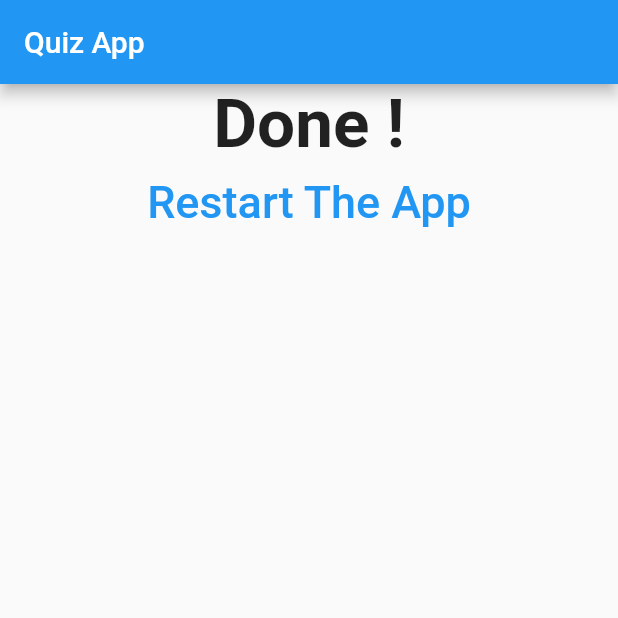
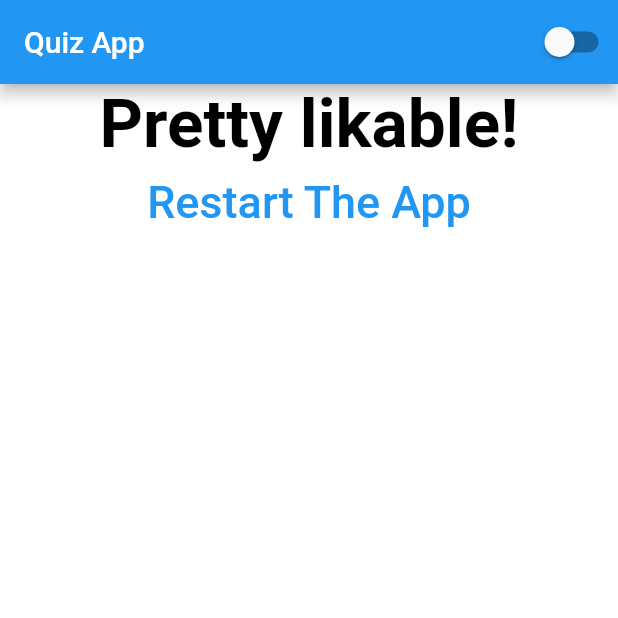
Before and after one commit to mortadha1144/quiz_app, a Flutter app: the screen it shows after launch, after a tap on "Black", after a tap on "Tiger", after a tap on "Mortadha1", on a phone screen of 412 x 824 dp, the top half of it. Run offline on Flutter 3.47's test engine with Material 2 defaults, Android fonts, the phone set to English and light mode, and no system bars.

Commit message:
Finishing App

```diff
--- a/lib/answer.dart
+++ b/lib/answer.dart
@@ -1,7 +1,7 @@
 import 'package:flutter/material.dart';
 
 class Answer extends StatelessWidget {
-  const Answer(this.x,this.answerQuestion,{super.key});
+  const Answer(this.x, this.answerQuestion, {super.key});
 
   final String answerQuestion;
   final Function() x;
@@ -9,11 +9,17 @@ class Answer extends StatelessWidget {
   @override
   Widget build(BuildContext context) {
     return Container(
-      padding: const EdgeInsets.all(8),
+      margin: const EdgeInsets.symmetric(vertical: 8, horizontal: 10),
       width: double.infinity,
       child: ElevatedButton(
         onPressed: x,
-        child:  Text(answerQuestion,style: const TextStyle(fontSize: 30),),
+        child: Container(
+          padding: const EdgeInsets.all(10),
+          child: Text(
+            answerQuestion,
+            style: const TextStyle(fontSize: 30),
+          ),
+        ),
       ),
     );
   }
--- a/lib/main.dart
+++ b/lib/main.dart
@@ -1,6 +1,4 @@
 import 'package:flutter/material.dart';
-import 'package:quiz_app/question.dart';
-import 'package:quiz_app/answer.dart';
 import 'package:quiz_app/quiz.dart';
 import 'package:quiz_app/result.dart';
 
@@ -27,35 +25,55 @@ class MyHomePage extends StatefulWidget {
   State<MyHomePage> createState() => _MyHomePageState();
 }
 
+
+bool isSwithched = false;
+
 class _MyHomePageState extends State<MyHomePage> {
+
+  int _totalScore = 0;
   int _questionIndex = 0;
 
   void _resetQuiz() {
     setState(() {
       _questionIndex = 0;
+      _totalScore = 0;
     });
   }
 
-  void answerQuestion() {
+  void answerQuestion(int score) {
+    _totalScore += score;
     setState(() {
       _questionIndex += 1;
     });
-    print(_questionIndex);
-    print('Answer Chosen !');
   }
 
   final List<Map<String, Object>> _question = [
     {
       'questionText': 'What\'s your favorite color?',
-      'answers': ['Black', 'Green', 'Blue', 'Yellow']
+      'answers': [
+        {'text': 'Black', 'score': 10},
+        {'text': 'Green', 'score': 20},
+        {'text': 'Blue', 'score': 30},
+        {'text': 'Yellow', 'score': 40},
+      ]
     },
     {
       'questionText': 'What\'s your favorite animal?',
-      'answers': ['Rabbit', 'Tiger', 'Elephant', 'Lion']
+      'answers': [
+        {'text': 'Rabbit', 'score': 10},
+        {'text': 'Tiger', 'score': 20},
+        {'text': 'Elephant', 'score': 30},
+        {'text': 'Lion', 'score': 40},
+      ]
     },
     {
       'questionText': 'What\'s your favorite instructor?',
-      'answers': ['Mortadha1', 'Mortadha2', 'Mortadha3', 'Mortadha4']
+      'answers': [
+        {'text': 'Mortadha1', 'score': 10},
+        {'text': 'Mortadha2', 'score': 20},
+        {'text': 'Mortadha3', 'score': 30},
+        {'text': 'Mortadha4', 'score': 40},
+      ]
     },
   ];
 
@@ -64,11 +82,22 @@ class _MyHomePageState extends State<MyHomePage> {
     return Scaffold(
       appBar: AppBar(
         title: const Text('Quiz App'),
+        actions: [
+          Switch(
+            value: isSwithched,
+            onChanged: (value) {
+              setState(() {
+                isSwithched = value;
+              });
+            },
+          )
+        ],
       ),
       body: Container(
+        color: !isSwithched ?Colors.white:Colors.black,
         child: _questionIndex < _question.length
             ? Quiz(_question, _questionIndex, answerQuestion)
-            : Result(_resetQuiz),
+            : Result(_resetQuiz, _totalScore),
       ),
     );
   }
--- a/lib/question.dart
+++ b/lib/question.dart
@@ -1,4 +1,5 @@
 import 'package:flutter/material.dart';
+import 'package:quiz_app/main.dart';
 
 class Question extends StatelessWidget {
   const Question(this.questionText, {super.key});
@@ -9,10 +10,15 @@ class Question extends StatelessWidget {
   Widget build(BuildContext context) {
     return Container(
       margin: const EdgeInsets.all(10.0),
+      padding: const EdgeInsets.symmetric(vertical: 20),
       width: double.infinity,
       child: Text(
         questionText,
-        style: const TextStyle(fontSize: 30),
+        style: TextStyle(
+          fontSize: 30,
+          color: !isSwithched ? Colors.black : Colors.white,
+          fontWeight: FontWeight.bold,
+        ),
         textAlign: TextAlign.center,
       ),
     );
--- a/lib/quiz.dart
+++ b/lib/quiz.dart
@@ -8,15 +8,15 @@ class Quiz extends StatelessWidget {
 
   final List<Map<String, Object>> question;
   final int questionIndex;
-  final Function() answerQuestion;
+  final Function(int s) answerQuestion;
 
   @override
   Widget build(BuildContext context) {
     return Column(
       children: [
         Question(question[questionIndex]['questionText'].toString()),
-        ...(question[questionIndex]['answers'] as List<String>).map((answer) {
-          return Answer(answerQuestion, answer);
+        ...(question[questionIndex]['answers'] as List<Map<String,Object>>).map((answer) {
+          return Answer(()=>answerQuestion(int.parse(answer['score'].toString())), answer['text'].toString());
         }).toList(),
       ],
     );
--- a/lib/result.dart
+++ b/lib/result.dart
@@ -1,22 +1,43 @@
 import 'package:flutter/material.dart';
+import 'package:quiz_app/main.dart';
 
 class Result extends StatelessWidget {
-  const Result(this.q,{super.key});
+  const Result(this.q, this.resultScore, {super.key});
 
   final Function() q;
+  final int resultScore;
+
+  String get resultPhrace {
+    String resultText;
+    if (resultScore >= 70) {
+      resultText = 'You are awesome !';
+    } else if (resultScore >= 40) {
+      resultText = 'Pretty likable!';
+    } else {
+      resultText = 'You are so bad!';
+    }
+    return resultText;
+  }
 
   @override
   Widget build(BuildContext context) {
     return Center(
       child: Column(
         children: [
-          const Text(
-            'Done !',
-            style: TextStyle(fontSize: 45, fontWeight: FontWeight.bold),
+          Text(
+            resultPhrace,
+            style: TextStyle(
+              fontSize: 45,
+              fontWeight: FontWeight.bold,
+              color: !isSwithched ? Colors.black : Colors.white,
+            ),
           ),
           TextButton(
             onPressed: q,
-            child: const Text('Restart The App',style: TextStyle(fontSize: 30),),
+            child: const Text(
+              'Restart The App',
+              style: TextStyle(fontSize: 30),
+            ),
           )
         ],
       ),
```
